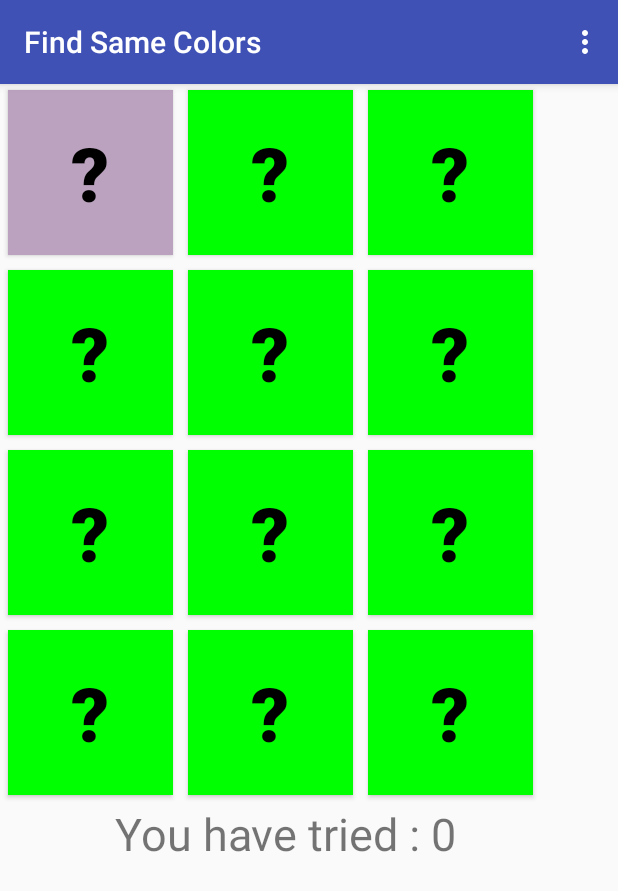
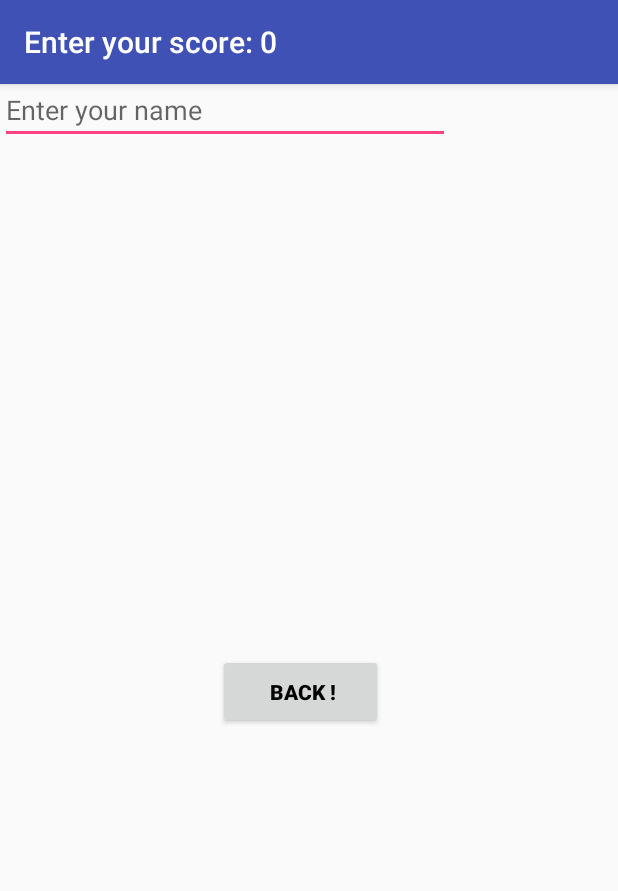
Before and after one commit to ktelfon/AndroidTouchFeel, an Android app: the screen it shows after launch (MainActivity before the commit, ScoreBoardActivity after it), after a tap on an icon or button, on a phone screen of 412 x 824 dp. Shown: the top 891 px of the screen. Run offline under Robolectric (Android 15) with nearby library versions, the light colour scheme and no system bars.

Commit message:
Added score board skeleton.

```diff
--- a/app/src/main/AndroidManifest.xml
+++ b/app/src/main/AndroidManifest.xml
@@ -8,6 +8,10 @@
         android:label="@string/app_name"
         android:supportsRtl="true"
         android:theme="@style/AppTheme">
+        <activity
+            android:name=".ScoreBoardActivity"
+            android:label="@string/score_board_title">
+        </activity>
         <activity
             android:name=".MainActivity"
             android:label="@string/app_name"
--- a/app/src/main/java/com/example/deniss/helloworldapp/MainActivity.java
+++ b/app/src/main/java/com/example/deniss/helloworldapp/MainActivity.java
@@ -1,5 +1,6 @@
 package com.example.deniss.helloworldapp;
 
+import android.content.Intent;
 import android.os.Bundle;
 import android.os.Handler;
 import android.support.v7.app.AppCompatActivity;
@@ -86,14 +87,16 @@ public class MainActivity extends AppCompatActivity {
         btn.setOnClickListener(new View.OnClickListener() {
             @Override
             public void onClick(View v) {
+                switchToScoreBoard();
                 controller.checkIfPairIsOpen(btn);
                 Handler handler = new Handler();
                 handler.postDelayed(new Runnable() {
                     public void run() {
                         if (controller.showRestartButton()) {
-                            controller.resetCounter();
+                            switchToScoreBoard();
                             resetButton.setVisibility(View.VISIBLE);
                             guessCounterLabel.setVisibility(View.INVISIBLE);
+                            controller.resetCounter();
                         }
                         guessCounterLabel.setText(AppConst.GUESS_COUNTER_LABEL_TEXT + controller.getGuessCounter());
                     }
@@ -103,6 +106,12 @@ public class MainActivity extends AppCompatActivity {
         btn.setVisibility(View.VISIBLE);
 
         return btn;
+    }
+
+    private void switchToScoreBoard(){
+        Intent i = new Intent(getApplicationContext(), ScoreBoardActivity.class);
+        i.putExtra("score", String.valueOf(controller.getGuessCounter()));
+        startActivity(i);
     }
 
     @Override
--- /dev/null
+++ b/app/src/main/java/com/example/deniss/helloworldapp/ScoreBoardActivity.java
@@ -0,0 +1,73 @@
+package com.example.deniss.helloworldapp;
+
+import android.content.Intent;
+import android.content.pm.ActivityInfo;
+import android.content.pm.PackageManager;
+import android.os.Bundle;
+import android.support.v7.app.AppCompatActivity;
+import android.view.KeyEvent;
+import android.view.View;
+import android.view.inputmethod.EditorInfo;
+import android.widget.Button;
+import android.widget.EditText;
+import android.widget.TextView;
+
+import java.util.ArrayList;
+import java.util.List;
+
+/**
+ * Created by Deniss on 27-Feb-16.
+ */
+public class ScoreBoardActivity extends AppCompatActivity {
+
+    List<TextView> scoreBoardLabes;
+    private Integer[] labelIdx = {
+            R.id.score1, R.id.score2, R.id.score3,
+            R.id.score4, R.id.score5, R.id.score6,
+            R.id.score7, R.id.score8};
+
+    @Override
+    protected void onCreate(Bundle savedInstanceState) {
+        super.onCreate(savedInstanceState);
+        try {
+            setUpLayoutObjects();
+        } catch (PackageManager.NameNotFoundException e) {
+            e.printStackTrace();
+        }
+
+    }
+
+    private void setUpLayoutObjects() throws PackageManager.NameNotFoundException {
+
+        setContentView(R.layout.score_board_activity);
+
+        ActivityInfo activityInfo = getPackageManager().getActivityInfo(
+                getComponentName(), PackageManager.GET_META_DATA);
+        String title = activityInfo.loadLabel(getPackageManager())
+                .toString();
+
+        Intent intent = getIntent();
+        // Receiving the Data
+        String score = intent.getStringExtra("score");
+
+        setTitle(title + ": " + score);
+
+        Button backButton = (Button) findViewById(R.id.return_to_main_button);
+        backButton.setText(" Back !");
+        backButton.setOnClickListener(new View.OnClickListener() {
+            @Override
+            public void onClick(View v) {
+                finish();
+            }
+        });
+
+        final EditText userNameInput = (EditText) findViewById(R.id.user_name_input);
+        userNameInput.setImeActionLabel("Done!", KeyEvent.KEYCODE_ENTER);
+
+        scoreBoardLabes = new ArrayList<>();
+        for (int i = 0; i < labelIdx.length; i++){
+            scoreBoardLabes.add((TextView) findViewById(labelIdx[i]));
+        }
+    }
+
+}
--- /dev/null
+++ b/app/src/main/res/layout/score_board_activity.xml
@@ -0,0 +1,85 @@
+<?xml version="1.0" encoding="utf-8"?>
+<android.support.design.widget.CoordinatorLayout xmlns:android="http://schemas.android.com/apk/res/android"
+    xmlns:app="http://schemas.android.com/apk/res-auto"
+    xmlns:tools="http://schemas.android.com/tools"
+    android:layout_width="match_parent"
+    android:layout_height="match_parent"
+    android:fitsSystemWindows="true"
+    tools:context="com.example.deniss.helloworldapp.ScoreBoardActivity">
+
+    <EditText
+        android:id="@+id/user_name_input"
+        android:layout_width="300dp"
+        android:layout_height="40dp"
+        android:hint="@string/user_name_hint"
+        android:inputType="text" />
+
+    <TextView
+        android:id="@+id/score1"
+        android:layout_width="360dp"
+        android:layout_height="35dp"
+        android:layout_marginLeft="10dp"
+        android:layout_marginTop="45dp"
+        />
+
+    <TextView
+        android:id="@+id/score2"
+        android:layout_width="360dp"
+        android:layout_height="35dp"
+        android:layout_marginLeft="10dp"
+        android:layout_marginTop="85dp"
+        />
+    <TextView
+        android:id="@+id/score3"
+        android:layout_width="360dp"
+        android:layout_height="35dp"
+        android:layout_marginLeft="10dp"
+        android:layout_marginTop="125dp"
+        />
+    <TextView
+        android:id="@+id/score4"
+        android:layout_width="360dp"
+        android:layout_height="35dp"
+        android:layout_marginLeft="10dp"
+        android:layout_marginTop="165dp"
+        />
+    <TextView
+        android:id="@+id/score5"
+        android:layout_width="360dp"
+        android:layout_height="35dp"
+        android:layout_marginLeft="10dp"
+        android:layout_marginTop="205dp"
+        />
+    <TextView
+        android:id="@+id/score6"
+        android:layout_width="360dp"
+        android:layout_height="35dp"
+        android:layout_marginLeft="10dp"
+        android:layout_marginTop="245dp"
+        />
+    <TextView
+        android:id="@+id/score7"
+        android:layout_width="360dp"
+        android:layout_height="35dp"
+        android:layout_marginLeft="10dp"
+        android:layout_marginTop="285dp"
+        />
+    <TextView
+        android:id="@+id/score8"
+        android:layout_width="360dp"
+        android:layout_height="35dp"
+        android:layout_marginLeft="10dp"
+        android:layout_marginTop="325dp"
+        />
+
+    <Button
+        android:id="@+id/return_to_main_button"
+        android:layout_width="110dp"
+        android:layout_height="50dp"
+        android:layout_marginLeft="145dp"
+        android:layout_marginTop="380dp"
+        android:focusable="true"
+        android:textColor="#000000"
+        android:textStyle="bold" />
+
+</android.support.design.widget.CoordinatorLayout>
--- a/app/src/main/res/values/strings.xml
+++ b/app/src/main/res/values/strings.xml
@@ -1,4 +1,6 @@
 <resources>
     <string name="app_name">Find Same Colors</string>
+    <string name="score_board_title">Enter your score</string>
     <string name="action_settings">Settings</string>
+    <string name="user_name_hint">Enter your name</string>
 </resources>
```
